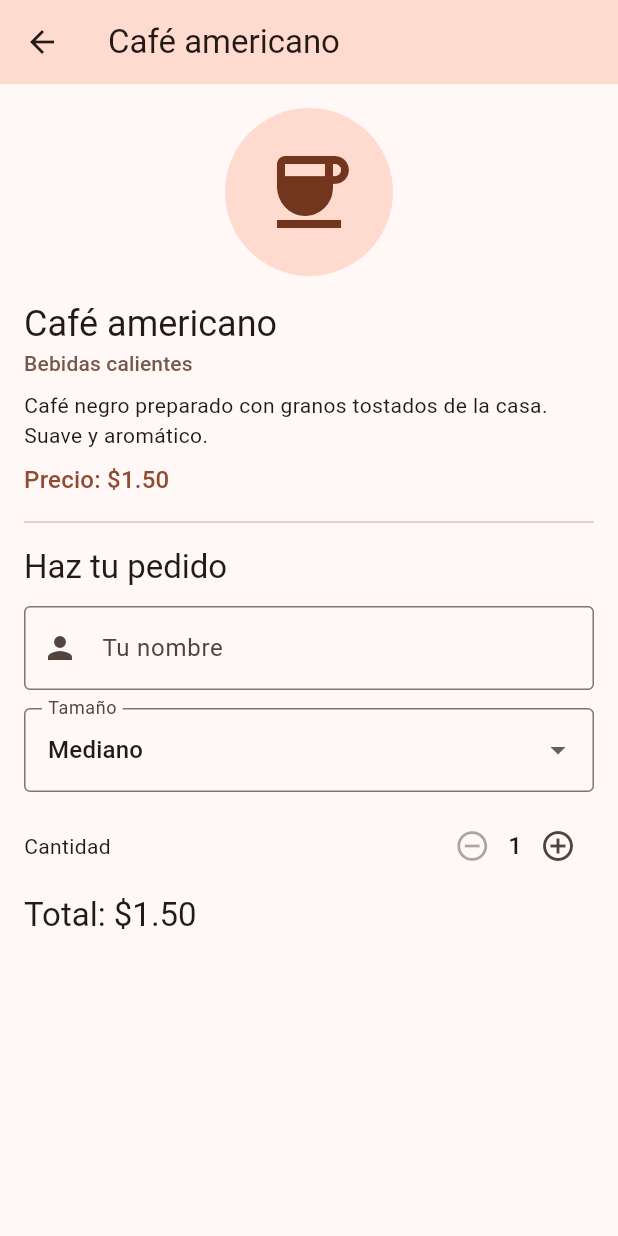
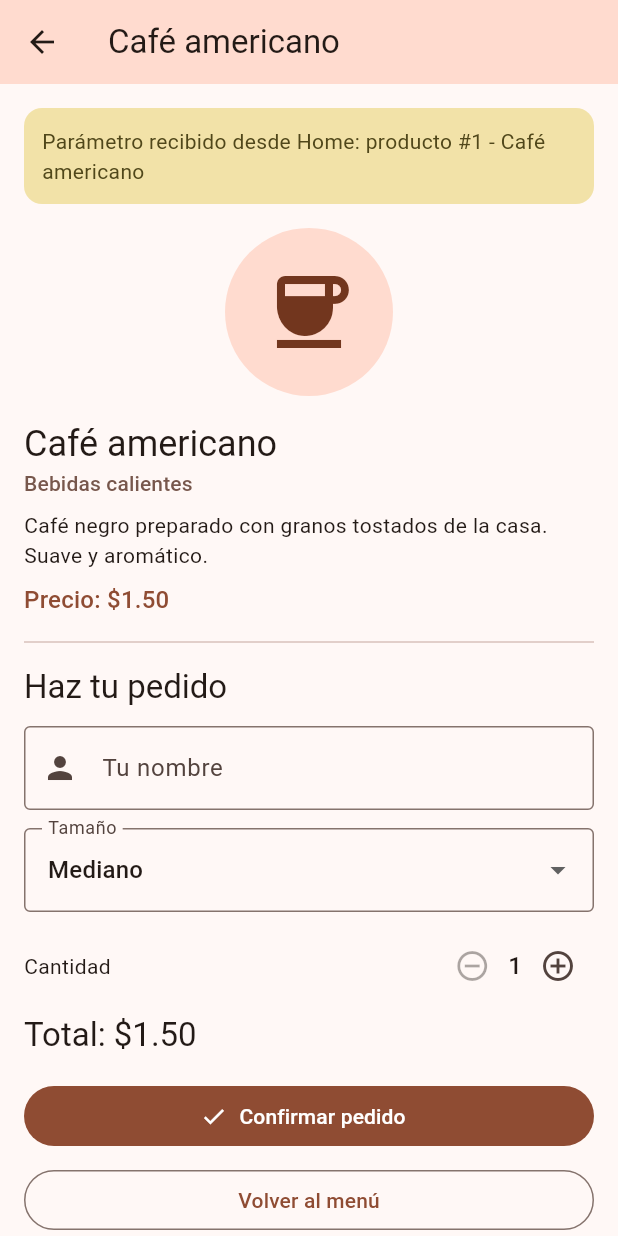
Before and after one commit to EDWJOSH/cafeteria_app, a Flutter app: the DetalleScreen screen opened directly with sample values from the repository, on a phone screen of 412 x 824 dp. Run offline on Flutter 3.47's test engine with Material 3 defaults, Android fonts, the phone set to English and light mode, and no system bars.

Commit message:
Implementación de navegación multi-pantalla y paso de parámetros
- Navigator.push envía el Producto elegido de HomeScreen a DetalleScreen
- DetalleScreen muestra el parámetro recibido y valida el formulario
- Navigator.pop regresa el resumen del pedido; Home lo muestra en un
  SnackBar y en la tarjeta "Último pedido"
- Prueba de widget del flujo de ida y vuelta

Co-Authored-By: Claude Opus 5.5 <noreply@anthropic.com>

```diff
--- a/lib/screens/detalle_screen.dart
+++ b/lib/screens/detalle_screen.dart
@@ -24,6 +24,17 @@ class _DetalleScreenState extends State<DetalleScreen> {
     super.dispose();
   }
 
+  /// Valida el formulario y regresa a la Pantalla 1 con el resumen del pedido.
+  void _confirmarPedido() {
+    if (!_formKey.currentState!.validate()) return;
+
+    final total = widget.producto.precio * _cantidad;
+    final resumen = '${_nombreController.text.trim()} pidió $_cantidad x '
+        '${widget.producto.nombre} ($_tamano) - Total \$${total.toStringAsFixed(2)}';
+
+    Navigator.pop(context, resumen);
+  }
+
   @override
   Widget build(BuildContext context) {
     final producto = widget.producto;
@@ -41,6 +52,19 @@ class _DetalleScreenState extends State<DetalleScreen> {
         child: Column(
           crossAxisAlignment: CrossAxisAlignment.start,
           children: [
+            Container(
+              width: double.infinity,
+              margin: const EdgeInsets.only(bottom: 16),
+              padding: const EdgeInsets.all(12),
+              decoration: BoxDecoration(
+                color: colores.tertiaryContainer,
+                borderRadius: BorderRadius.circular(12),
+              ),
+              child: Text(
+                'Parámetro recibido desde Home: producto #${producto.id} - ${producto.nombre}',
+                style: TextStyle(color: colores.onTertiaryContainer),
+              ),
+            ),
             Center(
               child: Container(
                 padding: const EdgeInsets.all(24),
@@ -119,6 +143,23 @@ class _DetalleScreenState extends State<DetalleScreen> {
             ),
             const SizedBox(height: 8),
             Text('Total: \$${total.toStringAsFixed(2)}', style: textos.titleLarge),
+            const SizedBox(height: 16),
+            SizedBox(
+              width: double.infinity,
+              child: FilledButton.icon(
+                onPressed: _confirmarPedido,
+                icon: const Icon(Icons.check),
+                label: const Text('Confirmar pedido'),
+              ),
+            ),
+            const SizedBox(height: 8),
+            SizedBox(
+              width: double.infinity,
+              child: OutlinedButton(
+                onPressed: () => Navigator.pop(context),
+                child: const Text('Volver al menú'),
+              ),
+            ),
           ],
         ),
       ),
```
Also changed, not shown: lib/screens/home_screen.dart (+35 -5 lines), 1 other file.
